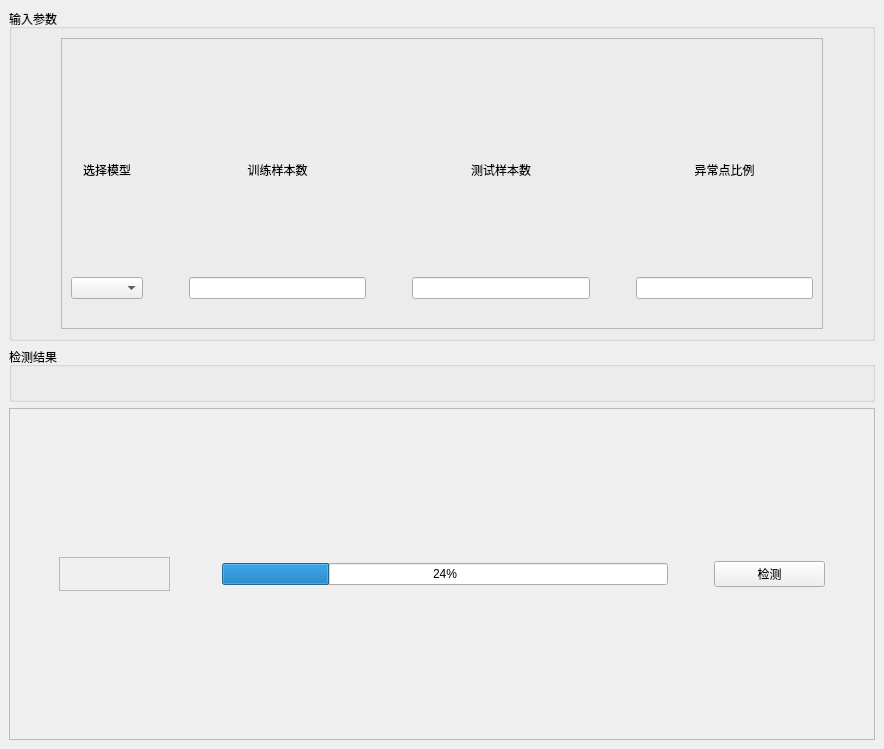
Above: UserInterface.ui from cgsdfc/outlier-detection-ui before the change. Below: the same form after it.
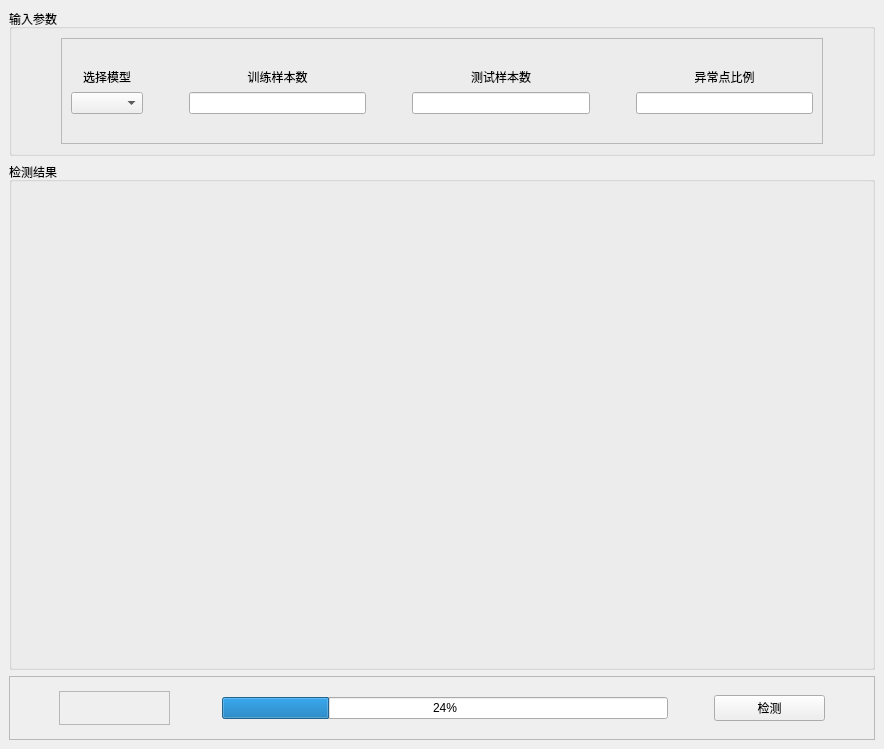
That is the form after the change. Icons and pictures are not drawn.

Commit message: fix vertical layout strech

The edit to the form file:
```diff
--- a/UserInterface.ui
+++ b/UserInterface.ui
@@ -1326,7 +1326,7 @@
   <widget class="QWidget" name="centralwidget">
    <layout class="QGridLayout" name="gridLayout">
     <item row="0" column="0">
-     <layout class="QVBoxLayout" name="verticalLayout" stretch="1,0,1">
+     <layout class="QVBoxLayout" name="verticalLayout" stretch="1,8,1">
       <item>
        <widget class="QGroupBox" name="groupBox_2">
         <property name="title">
```
The commit also changes 2 other files.
